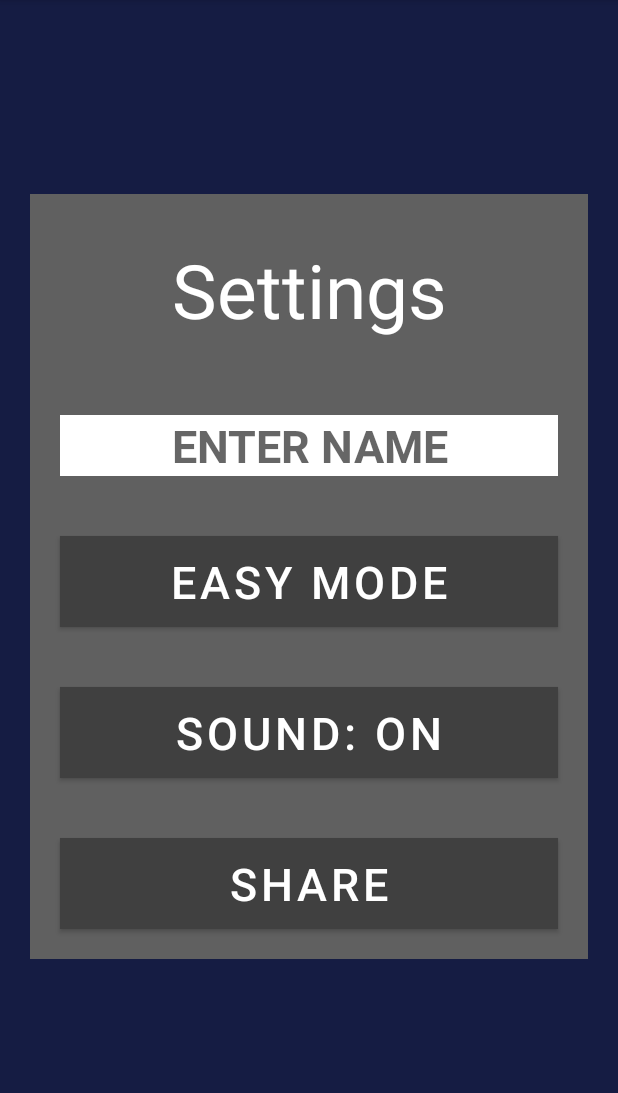
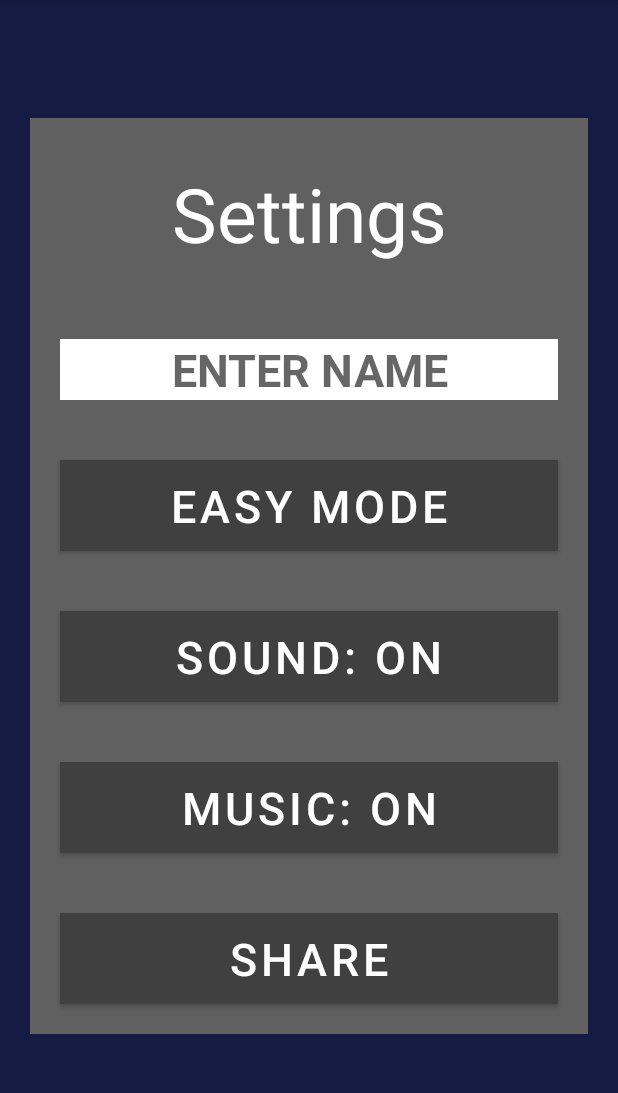
Before and after one commit to ETS-Android2/JaseInvaders, an Android app: the SettingsActivity screen opened directly, with no data from a screen before it, on a phone screen of 412 x 824 dp, the part 84-1177 px from its top. Run offline under Robolectric (Android 15) with nearby library versions, the phone set to English and light mode, and no system bars.

Commit message:
Implement music toggle setting.

```diff
--- a/app/src/main/java/com/callumdennien/jaseinvaders/AudioManager.java
+++ b/app/src/main/java/com/callumdennien/jaseinvaders/AudioManager.java
@@ -1,6 +1,7 @@
 package com.callumdennien.jaseinvaders;
 
 import android.content.Context;
+import android.media.MediaPlayer;
 import android.media.SoundPool;
 import android.util.Log;
 
--- a/app/src/main/java/com/callumdennien/jaseinvaders/GamePreferences.java
+++ b/app/src/main/java/com/callumdennien/jaseinvaders/GamePreferences.java
@@ -4,12 +4,14 @@ public class GamePreferences {
     private static GamePreferences instance;
     private String player_name;
     private boolean sound_effects;
+    private boolean music;
     private int personal_best;
     private Diffuclty difficulty;
 
     public GamePreferences() {
         player_name = "Anonymous";
         sound_effects = true;
+        music = true;
         personal_best = 999;
         difficulty = Diffuclty.EASY;
     }
@@ -38,6 +40,14 @@ public class GamePreferences {
         this.sound_effects = sound_effects;
     }
 
+    public boolean getMusic() {
+        return music;
+    }
+
+    public void setMusic(boolean music) {
+        this.music = music;
+    }
+
     public int getPersonalBest() {
         return personal_best;
     }
--- a/app/src/main/java/com/callumdennien/jaseinvaders/SettingsActivity.java
+++ b/app/src/main/java/com/callumdennien/jaseinvaders/SettingsActivity.java
@@ -24,6 +24,7 @@ public class SettingsActivity extends AppCompatActivity {
     private EditText nameText;
     private Button difficultyButton;
     private Button soundButton;
+    private Button musicButton;
 
     @Override
     protected void onCreate(Bundle savedInstanceState) {
@@ -34,6 +35,7 @@ public class SettingsActivity extends AppCompatActivity {
         nameText = findViewById(R.id.name_text);
         difficultyButton = findViewById(R.id.difficulty);
         soundButton = findViewById(R.id.sound);
+        musicButton = findViewById(R.id.music);
 
         nameText.addTextChangedListener(textWatcher);
 
@@ -55,6 +57,12 @@ public class SettingsActivity extends AppCompatActivity {
             soundButton.setText(R.string.sound_on);
         } else if (!(gamePreferences.getSoundEffects())) {
             soundButton.setText(R.string.sound_off);
+        }
+
+        if (gamePreferences.getMusic()) {
+            musicButton.setText(R.string.music_on);
+        } else if (!(gamePreferences.getMusic())) {
+            musicButton.setText(R.string.music_off);
         }
     }
 
@@ -105,6 +113,19 @@ public class SettingsActivity extends AppCompatActivity {
         }
     }
 
+    public void onMusicClicked(View view) {
+        switch (musicButton.getText().toString()) {
+            case "Music: on":
+                gamePreferences.setMusic(false);
+                musicButton.setText(R.string.music_off);
+                break;
+            case "Music: off":
+                gamePreferences.setMusic(true);
+                musicButton.setText(R.string.music_on);
+                break;
+        }
+    }
+
     public void onShareClicked(View view) throws TwitterException {
         Twitter twitter = TwitterFactory.getSingleton();
         Status status = twitter.updateStatus("I stopped an invasion in " + gamePreferences.getPersonalBest() + " Seconds. #JaseInvaders");
--- a/app/src/main/res/layout/activity_settings.xml
+++ b/app/src/main/res/layout/activity_settings.xml
@@ -66,6 +66,17 @@
             android:textSize="30sp" />
 
         <Button
+            android:id="@+id/music"
+            android:layout_width="match_parent"
+            android:layout_height="wrap_content"
+            android:layout_margin="20dp"
+            android:background="@color/dark_grey"
+            android:onClick="onMusicClicked"
+            android:text="@string/music_on"
+            android:textColor="@color/white"
+            android:textSize="30sp" />
+
+        <Button
             android:id="@+id/share"
             android:layout_width="match_parent"
             android:layout_height="wrap_content"
--- a/app/src/main/res/values/strings.xml
+++ b/app/src/main/res/values/strings.xml
@@ -17,4 +17,6 @@
     <string name="sound_off">Sound: off</string>
     <string name="share">Share</string>
     <string name="enter_name">ENTER NAME</string>
+    <string name="music_on">Music: on</string>
+    <string name="music_off">Music: off</string>
 </resources>
```
Also changed, not shown: app/src/main/java/com/callumdennien/jaseinvaders/GameActivity.java (+18 -0 lines), 1 other file.
